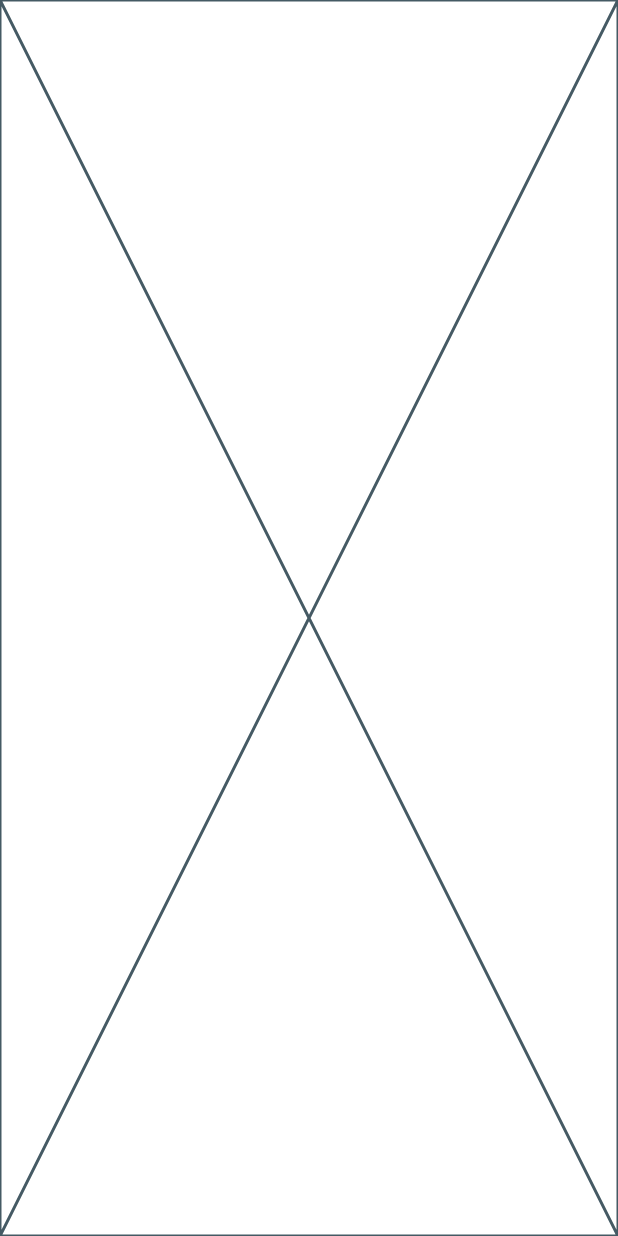
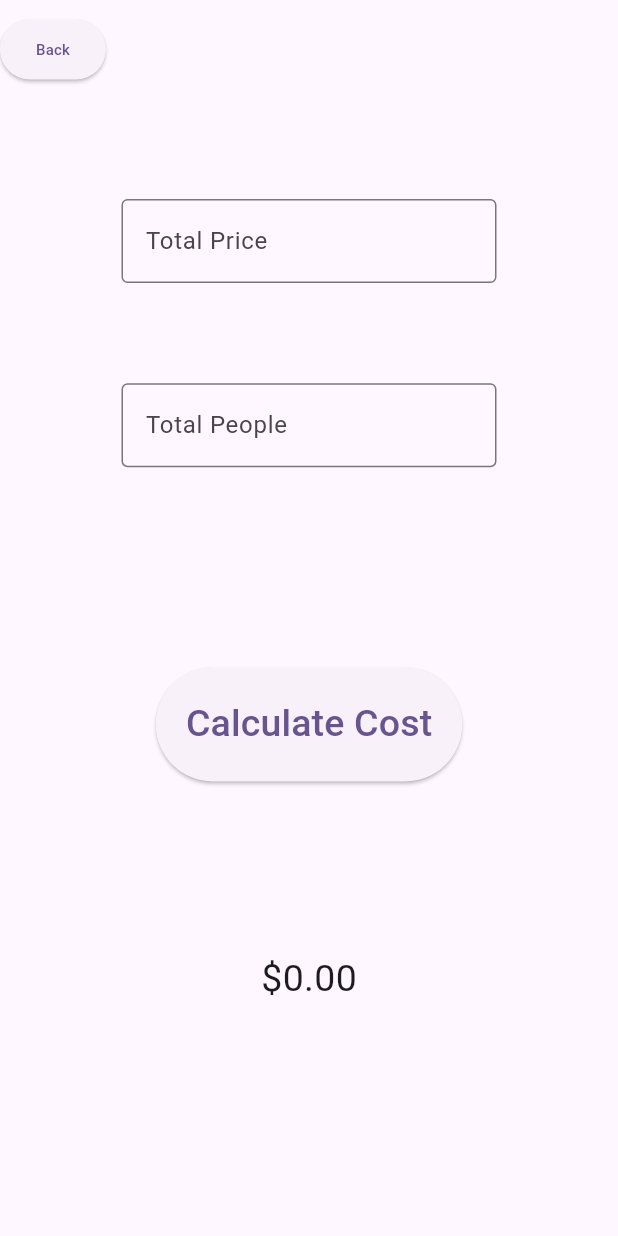
Before and after one commit to ivanchor/SplitMyBill, a Flutter app: the screen it shows after launch, after a tap on "Bill", on a phone screen of 412 x 824 dp. Run offline on Flutter 3.47's test engine with Material 3 defaults, Android fonts, the phone set to English and light mode, and no system bars.

Commit message:
Bill Page added
Divides total cost by amount of people

```diff
--- a/lib/Bill_Page.dart
+++ b/lib/Bill_Page.dart
@@ -1,4 +1,6 @@
 import 'package:flutter/material.dart';
+import 'package:flutter/services.dart';
+import 'package:flutter_project_one/main.dart';
 
 class BillPage extends StatefulWidget {
   const BillPage({super.key});
@@ -8,8 +10,131 @@ class BillPage extends StatefulWidget {
 }
 
 class _BillPageState extends State<BillPage> {
+
+  String calculatedCost = "0.00";
+
+  void _calculateCost(){
+     setState((){
+
+     });
+     calculatedCost = ((double.parse(priceController.text) / double.parse(peopleController.text))
+                        .toStringAsFixed(2));
+  }
+
+  void _goToHomePage(){
+    setState(() {
+
+    });
+    Navigator.push(
+      context,
+      MaterialPageRoute(builder: (context) => MyHomePage(title: 'Home Page')),
+    );
+  }
+
+  final priceController = TextEditingController();
+  final peopleController = TextEditingController();
+
   @override
   Widget build(BuildContext context) {
-    return const Placeholder();
+    return Scaffold(
+      body: Column(
+        children: [
+          Expanded(
+            flex: 8,
+            child: Row(
+              children: [
+                ElevatedButton(
+                    onPressed: () {
+                      _goToHomePage();
+                    },
+                    child:
+                    Text("Back",
+                        style: TextStyle(
+                          fontSize: 10,
+                        )
+                    ),
+                ),
+              ],
+            ),
+          ),
+          Expanded(
+            flex: 23,
+            child: Row(
+                mainAxisAlignment: MainAxisAlignment.center,
+                crossAxisAlignment: CrossAxisAlignment.center,
+              children: [
+                SizedBox(
+                  width: 250,
+                  child: TextField(
+                    controller: priceController,
+                    keyboardType: TextInputType.number,
+                    decoration: InputDecoration(
+                        border: OutlineInputBorder(),
+                        prefixText: "\$",
+                        labelText: 'Total Price'
+                    ),
+                  ),
+                ),
+              ]
+            ),
+          ),
+          Expanded(
+            flex: 23,
+              child: Column(
+                children: [
+                SizedBox(
+                  width: 250,
+                  child: TextField(
+                    controller: peopleController,
+                    keyboardType: TextInputType.number,
+                    inputFormatters: [
+                      FilteringTextInputFormatter.digitsOnly,
+                    ],
+                    decoration: InputDecoration(
+                        border: OutlineInputBorder(),
+                        labelText: 'Total People'
+                    ),
+                  ),
+                ),
+              ]
+            ),
+          ),
+          Expanded(
+            flex: 23,
+              child: Column(
+                children: [
+                  ElevatedButton(
+                    onPressed: () {
+                      _calculateCost();
+                      },
+                    child:
+                      Text("Calculate Cost",
+                      style: TextStyle(
+                        fontSize: 25,
+                        )
+                      ),
+                    style: ElevatedButton.styleFrom(
+                      padding: EdgeInsets.all(20)
+                    )
+                  ),
+                ],
+              ),
+          ),
+          Expanded(
+            flex: 23,
+            child: Column(
+                children: [
+                  Text('\$' + calculatedCost,
+                    style: TextStyle(
+                      fontSize: 25,
+                    ),
+                  ),
+                ]
+            ),
+          ),
+
+        ]
+      ),
+    );
   }
 }
--- a/lib/main.dart
+++ b/lib/main.dart
@@ -13,12 +13,12 @@ class MyApp extends StatelessWidget {
   @override
   Widget build(BuildContext context) {
     return MaterialApp(
-      title: 'Flutter Demo',
+      title: 'Home Page',
       theme: ThemeData(
         colorScheme: ColorScheme.fromSeed(seedColor: Colors.deepPurple),
         useMaterial3: true,
       ),
-      home: const MyHomePage(title: 'Flutter Demo Home Page'),
+      home: const MyHomePage(title: 'Home Page'),
     );
   }
 }
```
